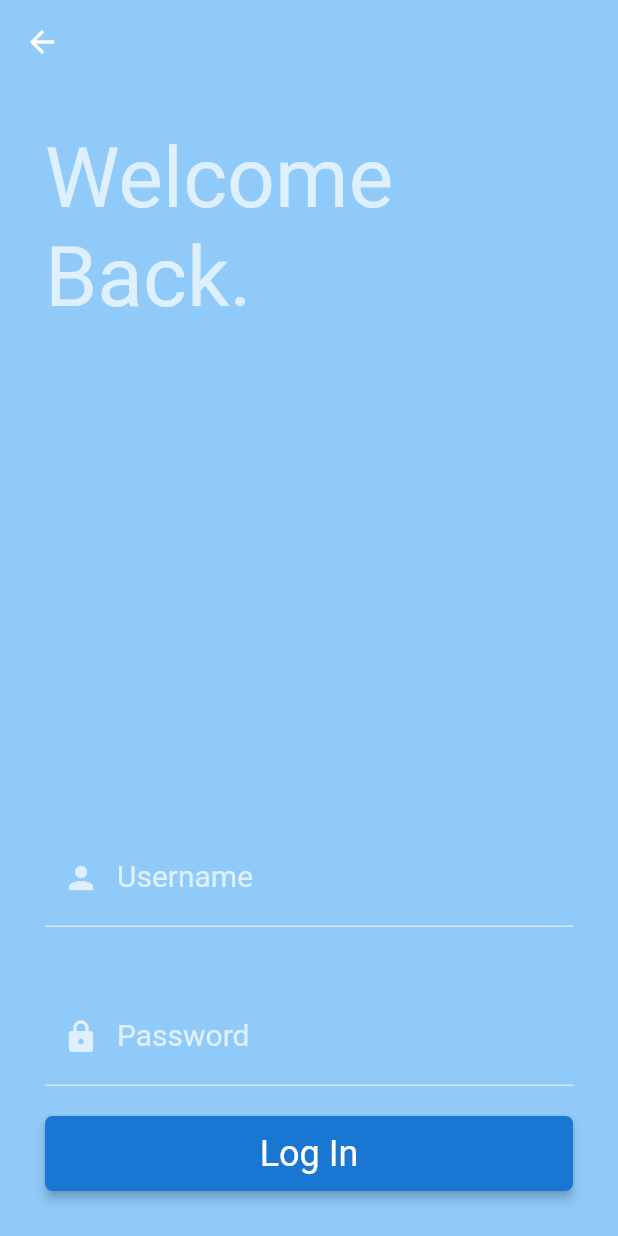
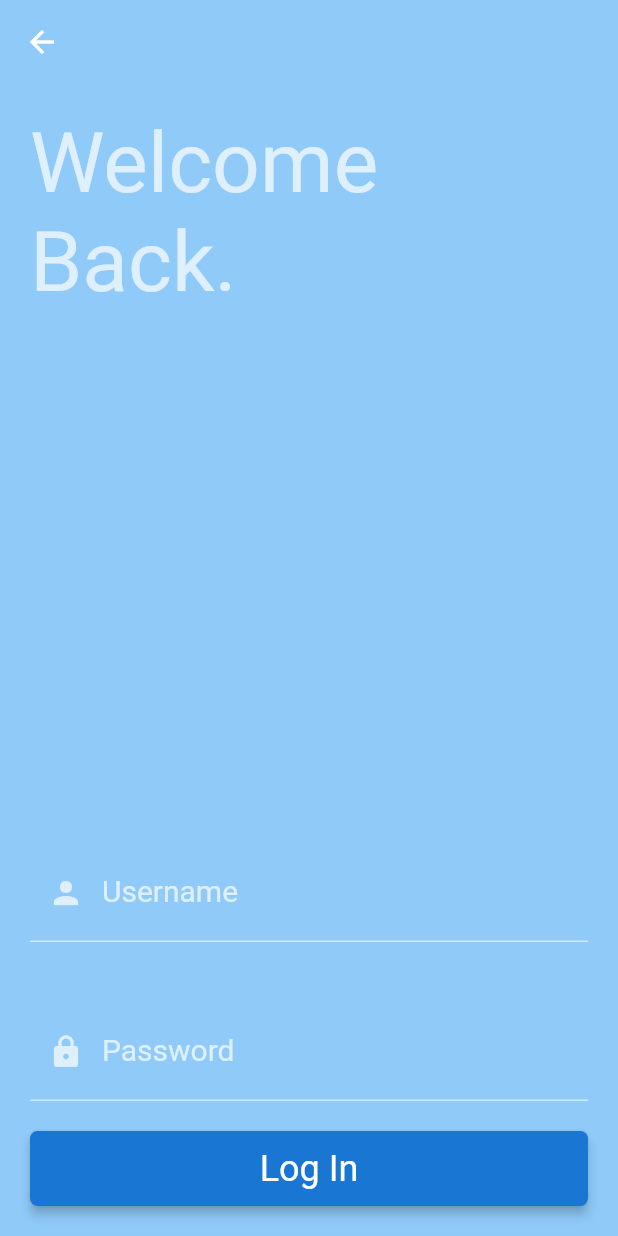
Before and after one commit to sdstolworthy/base_flutter_app, a Flutter app: the screen it shows after launch, after a tap on "Log In", on a phone screen of 412 x 824 dp. Run offline on Flutter 3.47's test engine with Material 2 defaults, Android fonts, the phone set to English and light mode, and no system bars; our stand-ins replace bloc, cloud_firestore, dio, faker, firebase_auth, flutter_bloc and 2 more; accounts and stored records are empty.

```diff
--- /dev/null
+++ b/lib/src/blocs/item/bloc.dart
@@ -0,0 +1,3 @@
+export 'item_bloc.dart';
+export 'item_event.dart';
+export 'item_state.dart';
--- /dev/null
+++ b/lib/src/blocs/item/item_event.dart
@@ -0,0 +1,6 @@
+import 'package:meta/meta.dart';
+
+@immutable
+abstract class ItemEvent {}
+
+class FetchItems extends ItemEvent {}
--- a/lib/src/models/Item.dart
+++ b/lib/src/models/Item.dart
@@ -7,7 +7,7 @@ class Item {
   String photoUrl;
 
   Item({this.title, this.description, this.photoUrl});
-  Item.fromJson(Map<String, dynamic> parsedJson) {
+  Item.fromMap(Map<String, dynamic> parsedJson) {
     title = parsedJson['title'];
     description = parsedJson['description'];
     photoUrl = parsedJson['photoUrl'];
--- a/lib/src/repositories/user/userRepository.dart
+++ b/lib/src/repositories/user/userRepository.dart
@@ -1,12 +1,17 @@
+import 'package:dio/dio.dart';
 import 'package:firebase_auth/firebase_auth.dart';
+import 'package:flutter_base_app/src/repositories/appHttpHandler.dart';
 import 'package:google_sign_in/google_sign_in.dart';
 
 class UserRepository {
   final FirebaseAuth _firebaseAuth;
   final GoogleSignIn _googleSignIn;
-  UserRepository({FirebaseAuth firebaseAuth, GoogleSignIn googleSignIn})
+  final Dio _handler;
+  UserRepository(
+      {FirebaseAuth firebaseAuth, GoogleSignIn googleSignIn, Dio handler})
       : _firebaseAuth = firebaseAuth ?? FirebaseAuth.instance,
-        _googleSignIn = googleSignIn ?? GoogleSignIn();
+        _googleSignIn = googleSignIn ?? GoogleSignIn(),
+        _handler = handler ?? appHttpHandler;
 
   Future<FirebaseUser> signInWithGoogle() async {
     final GoogleSignInAccount googleUser = await _googleSignIn.signIn();
--- a/lib/src/screens/Onboarding/Login/LoginScreen.dart
+++ b/lib/src/screens/Onboarding/Login/LoginScreen.dart
@@ -25,6 +25,7 @@ class LoginScreen extends StatelessWidget {
     final AppLocalizations localizations = AppLocalizations.of(context);
     final authBloc = BlocProvider.of<AuthenticationBloc>(context);
     final theme = Theme.of(context);
+
     return BlocListener(
         bloc: authBloc,
         condition: (previousState, currentState) {
@@ -47,26 +48,35 @@ class LoginScreen extends StatelessWidget {
                     Icons.arrow_back,
                     color: theme.appBarTheme.iconTheme.color,
                   ),
-              onPressed: () {
-                onboardingNavigator.goBack();
-              },
-            ),
-          ),
-          body: FullScreenLayout(
+                  onPressed: () => rootNavigationService.goBack(),
+                )),
+            body: LayoutBuilder(builder: (context, viewportConstraints) {
+              return SingleChildScrollView(
+                child: ConstrainedBox(
+                  constraints:
+                      BoxConstraints(minHeight: viewportConstraints.maxHeight),
+                  child: Container(
+                    color: theme.backgroundColor,
                     child: Padding(
-              padding: const EdgeInsets.all(30.0),
+                      padding: const EdgeInsets.all(20),
+                      child: IntrinsicHeight(
                         child: Column(
+                          mainAxisSize: MainAxisSize.min,
+                          mainAxisAlignment: MainAxisAlignment.end,
                           children: <Widget>[
                             Text(
-                    isLogin ? localizations.loginCTA : localizations.signupCTA,
+                              isLogin
+                                  ? localizations.loginCTA
+                                  : localizations.signupCTA,
                               style: theme.primaryTextTheme.display3,
                               textAlign: TextAlign.left,
                             ),
-                  Expanded(
-                    child: Column(
+                            Expanded(child: Container()),
+                            Column(
                               mainAxisAlignment: MainAxisAlignment.end,
-                      children: <Widget>[..._renderLoginForm(context, isLogin)],
-                    ),
+                              children: <Widget>[
+                                ..._renderLoginForm(context, isLogin)
+                              ],
                             ),
                             Row(
                               children: <Widget>[
@@ -84,8 +94,11 @@ class LoginScreen extends StatelessWidget {
                           ],
                         ),
                       ),
-          )),
+                    ),
+                  ),
+                ),
               );
+            })));
   }
 
   _handleRegistration(BuildContext context) {
@@ -93,7 +106,7 @@ class LoginScreen extends StatelessWidget {
       final username = usernameController.text;
       final password = passwordController.text;
       BlocProvider.of<AuthenticationBloc>(context)
-          .dispatch(LogIn(username, password));
+          .add(LogIn(username, password));
     };
   }
 
@@ -127,7 +140,7 @@ class LoginScreen extends StatelessWidget {
       final username = usernameController.text;
       final password = passwordController.text;
       BlocProvider.of<AuthenticationBloc>(context)
-          .dispatch(LogIn(username, password));
+          .add(LogIn(username, password));
     };
   }
 }
--- a/lib/src/widgets/AppDrawer/drawer.dart
+++ b/lib/src/widgets/AppDrawer/drawer.dart
@@ -15,7 +15,7 @@ class AppDrawer extends StatelessWidget {
                 child: Text('Log Out'),
                 onPressed: () {
                   BlocProvider.of<AuthenticationBloc>(context)
-                      .dispatch(LogOut());
+                      .add(LogOut());
                 }),
             LanguagePicker(),
           ],
--- a/lib/src/widgets/BlocProvider.dart
+++ b/lib/src/widgets/BlocProvider.dart
@@ -10,7 +10,7 @@ class AppBlocProviders extends StatelessWidget {
   AppBlocProviders({this.child});
   final AuthenticationBloc authBloc = AuthenticationBloc(new UserRepository());
   Widget build(BuildContext _) {
-    authBloc.dispatch(AppStarted());
+    authBloc.add(AppStarted());
     return BlocProvider(
         builder: (context) => authBloc,
         child: Builder(builder: (subAuthenticationContext) {
--- a/lib/src/widgets/LanguagePicker.dart
+++ b/lib/src/widgets/LanguagePicker.dart
@@ -24,7 +24,7 @@ class _LanguagePicker extends State<LanguagePicker> {
                 value: locale.languageCode);
           }).toList(),
           onChanged: (item) {
-            localizationBloc.dispatch(ChangeLocalization(Locale(item)));
+            localizationBloc.add(ChangeLocalization(Locale(item)));
           },
         );
       },
```
Also changed, not shown: lib/src/blocs/item/item_bloc.dart (added, +24 -0 lines), lib/src/blocs/item/item_state.dart (added, +14 -0 lines), lib/src/repositories/items/itemRepository.dart (added, +28 -0 lines), lib/src/screens/ItemFeed/ItemFeed.dart (+39 -8 lines), pubspec.lock. Lines whose indentation alone changed are shown as unchanged.
